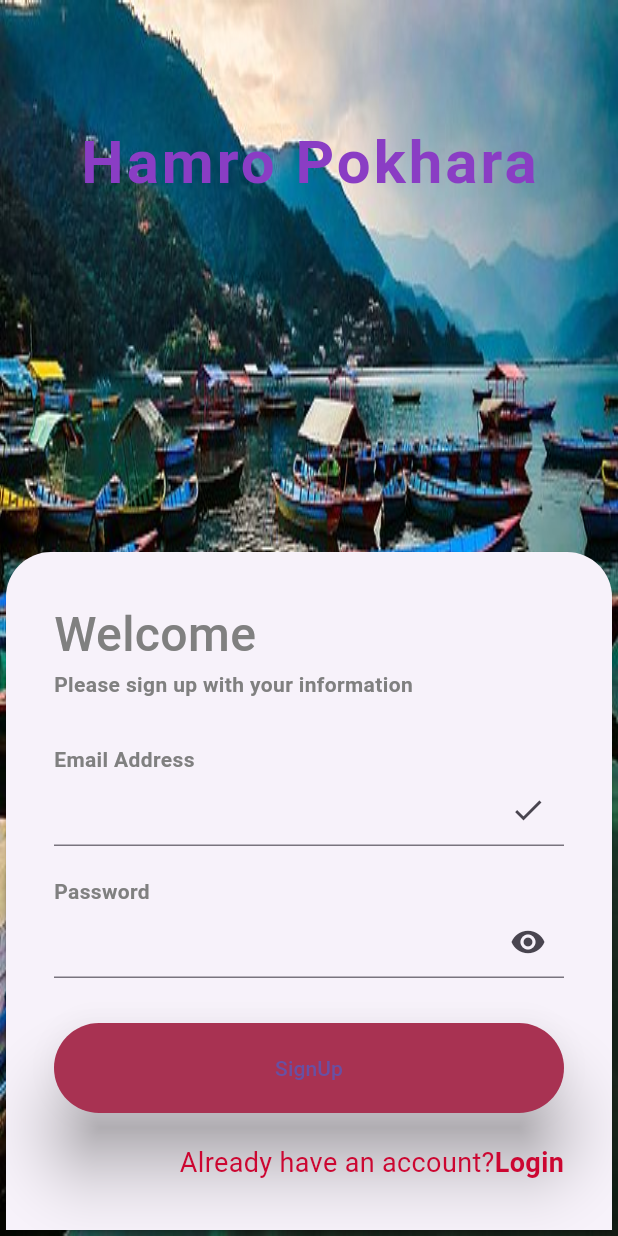
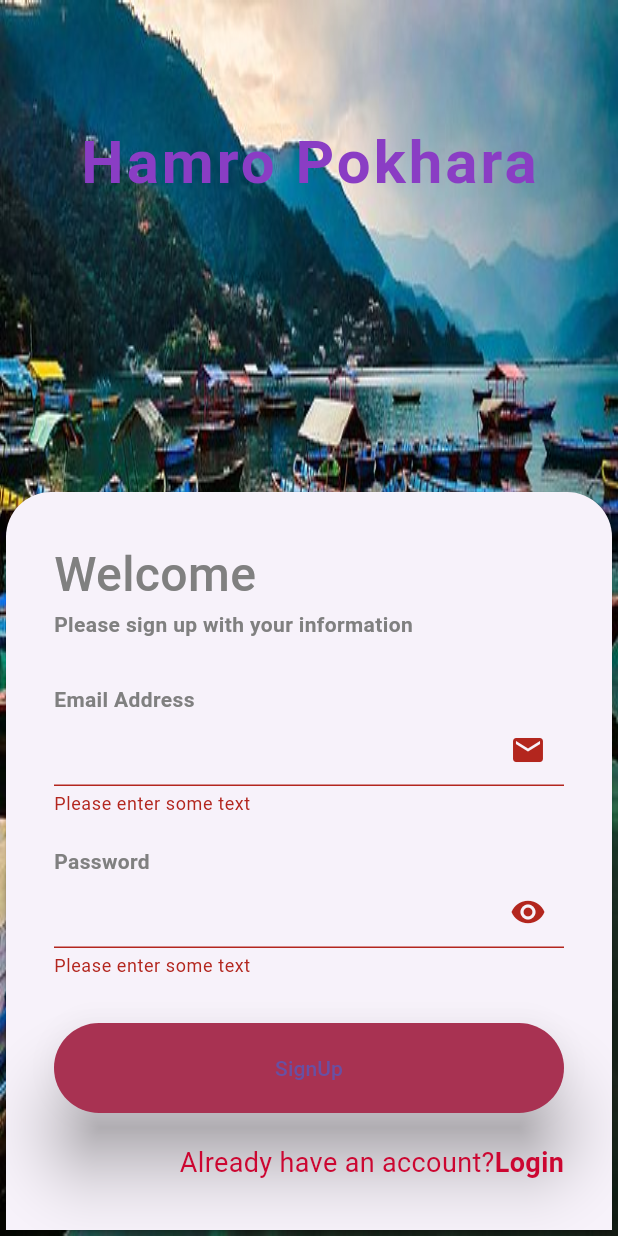
Before and after one commit to Suman8175/Hamro-Pokhara, a Flutter app: the SignUpPage screen opened directly, after a tap on "SignUp", on a phone screen of 412 x 824 dp. Run offline on Flutter 3.47's test engine with Material 3 defaults, Android fonts, the phone set to English and light mode, and no system bars; our stand-ins replace easy_localization, shared_preferences; accounts and stored records are empty.

Commit message:
signup completed

```diff
--- a/lib/features/screens/login_signup/login_screen.dart
+++ b/lib/features/screens/login_signup/login_screen.dart
@@ -146,7 +146,9 @@ class _LoginPageState extends State<LoginPage> {
             },
             icon: isPassword
                 ? const Icon(Icons.remove_red_eye)
-                    : const Icon(Icons.done))),
+                : const Icon(Icons.done),
+          ),
+        ),
         obscureText: isPassword,
         validator: (value) {
           if (value == null || value.isEmpty) {
--- a/lib/features/screens/login_signup/signup_screen.dart
+++ b/lib/features/screens/login_signup/signup_screen.dart
@@ -2,6 +2,7 @@ import 'package:easy_localization/easy_localization.dart';
 import 'package:flutter/material.dart';
 import 'package:yhhhamropokhara/core/extensions/color_extension.dart';
 import 'package:yhhhamropokhara/features/models/data/color_fetch/colors_getter.dart';
+import 'package:yhhhamropokhara/features/screens/home_screen/bottombar.dart';
 import 'package:yhhhamropokhara/features/screens/login_signup/login_screen.dart';
 
 class SignUpPage extends StatefulWidget {
@@ -16,8 +17,8 @@ class _SignUpPageState extends State<SignUpPage> {
   late double mediaSize;
   TextEditingController emailController = TextEditingController();
   TextEditingController passwordController = TextEditingController();
-  bool rememberUser = false;
-
+  bool isPassword = true;
+  final _formKey = GlobalKey<FormState>();
   @override
   Widget build(BuildContext context) {
     myColor = HexColor.fromHex(primaryColor);
@@ -80,7 +81,9 @@ class _SignUpPageState extends State<SignUpPage> {
   }
 
   Widget _buildForm() {
-    return Column(
+    return Form(
+      key: _formKey,
+      child: Column(
         crossAxisAlignment: CrossAxisAlignment.start,
         children: [
           Text(
@@ -96,24 +99,25 @@ class _SignUpPageState extends State<SignUpPage> {
             height: 30,
           ),
           _buildGreyText('email_address'.tr()),
-        _buildInputField(emailController),
+          _buildInputFieldEmail(emailController),
           const SizedBox(
             height: 20,
           ),
           _buildGreyText('password'.tr()),
-        _buildInputField(passwordController, isPassword: true),
+          _buildInputField(passwordController),
           const SizedBox(
             height: 20,
           ),
           const SizedBox(
             height: 10,
           ),
-        _buildLoginButton(),
+          _buildLoginButton(context),
           const SizedBox(
             height: 20,
           ),
           _signUpButton()
         ],
+      ),
     );
   }
 
@@ -126,24 +130,65 @@ class _SignUpPageState extends State<SignUpPage> {
     );
   }
 
-  Widget _buildInputField(TextEditingController controller,
-      {isPassword = false}) {
-    return TextField(
+  Widget _buildInputField(TextEditingController controller) {
+    return TextFormField(
       controller: controller,
       decoration: InputDecoration(
-        suffixIcon: isPassword
+        suffixIcon: IconButton(
+          onPressed: () {
+            setState(
+              () {
+                isPassword = !isPassword;
+                if (isPassword) {}
+              },
+            );
+          },
+          icon: isPassword
               ? const Icon(Icons.remove_red_eye)
               : const Icon(Icons.done),
         ),
+      ),
       obscureText: isPassword,
+      validator: (value) {
+        if (value == null || value.isEmpty) {
+          return 'Please enter some text';
+        }
+        return null;
+      },
     );
   }
 
-  Widget _buildLoginButton() {
+  Widget _buildInputFieldEmail(TextEditingController emailController) {
+    return TextFormField(
+      controller: emailController,
+      keyboardType: TextInputType.emailAddress,
+      decoration: const InputDecoration(
+        suffixIcon: Icon(Icons.email),
+      ),
+      textInputAction: TextInputAction.next,
+      validator: (value) {
+        if (value == null || value.isEmpty) {
+          return 'Please enter some text';
+        }
+        return null;
+      },
+    );
+  }
+
+  Widget _buildLoginButton(BuildContext context) {
     return ElevatedButton(
       onPressed: () {
-          debugPrint("Email: ${emailController.text}");
-          debugPrint("password: ${passwordController.text}");
+        if (_formKey.currentState!.validate()) {
+          ScaffoldMessenger.of(context).showSnackBar(
+            const SnackBar(content: Text('Processing Data')),
+          );
+          Navigator.pushReplacement(
+            context,
+            MaterialPageRoute(
+              builder: (context) => const NavigationMenu(),
+            ),
+          );
+        }
       },
       style: ElevatedButton.styleFrom(
         shape: const StadiumBorder(),
@@ -152,7 +197,10 @@ class _SignUpPageState extends State<SignUpPage> {
         backgroundColor: HexColor.fromHex(buttonColor),
         minimumSize: const Size.fromHeight(60),
       ),
-        child: Text('signup'.tr()));
+      child: Text(
+        'signup'.tr(),
+      ),
+    );
   }
 
   Widget _signUpButton() {
@@ -166,8 +214,12 @@ class _SignUpPageState extends State<SignUpPage> {
         ),
         InkWell(
           onTap: () {
-            Navigator.pushReplacement(context,
-                MaterialPageRoute(builder: (context) => const LoginPage()));
+            Navigator.pushReplacement(
+              context,
+              MaterialPageRoute(
+                builder: (context) => const LoginPage(),
+              ),
+            );
           },
           child: Row(
             mainAxisAlignment: MainAxisAlignment.end,
```
Also changed, not shown: lib/features/screens/home_screen/profile.dart (+5 -4 lines). Lines whose indentation alone changed are shown as unchanged.
